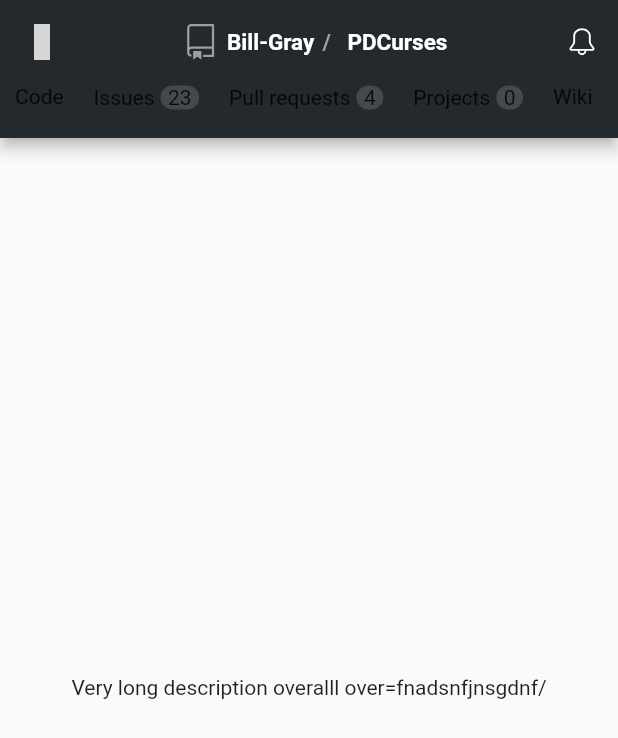
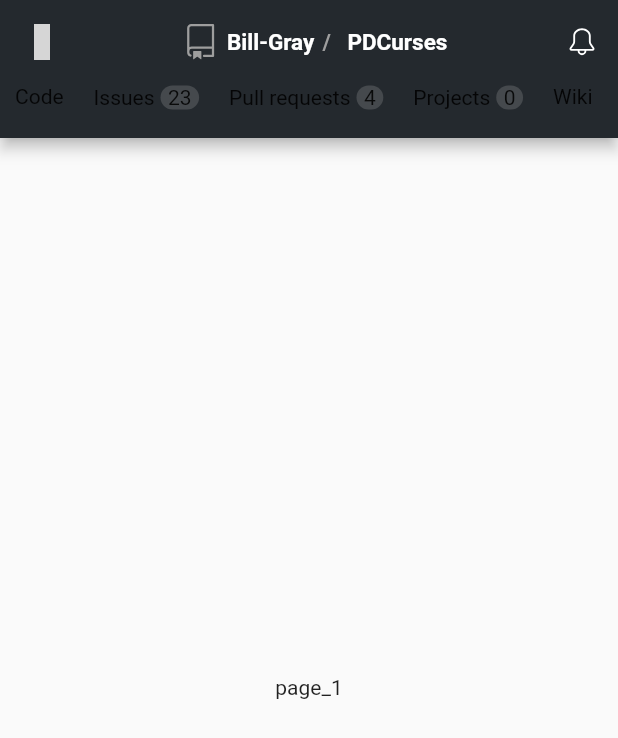
Before and after one commit to CraftCoderr/GitHubViewer, a Flutter app: the screen it shows after launch, after a tap on "Issues", on a phone screen of 412 x 824 dp. Shown: the top 738 px of the screen. Run offline on Flutter 3.47's test engine with Material 2 defaults, Android fonts, the phone set to English and light mode, and no system bars; our stand-ins replace flutter_vector_icons; statements that could not run were skipped; grey boxes are pictures that could not be loaded.

Commit message:
Добавлена постраничная навигация с помощью submenu

```diff
--- a/lib/repo_screen.dart
+++ b/lib/repo_screen.dart
@@ -1,8 +1,8 @@
-import 'package:flutter/cupertino.dart';
 import 'package:flutter/material.dart';
 import 'package:flutter_vector_icons/flutter_vector_icons.dart';
 
 import 'repo/repo_model.dart';
+import 'submenu.dart';
 import 'user/user_model.dart';
 
 class RepoScreen extends StatefulWidget {
@@ -16,6 +16,7 @@ class RepoScreenState extends State<RepoScreen> {
 
   RepoModel repo = RepoModel(1, 'Test', 'Bill-Gray/PDCurses', 'Very long description overalll over=fnadsnfjnsgdnf/', UserModel('User', 1, 'user/User'), 10);
   final GlobalKey<ScaffoldState> _scaffoldKey = GlobalKey<ScaffoldState>();
+  final SubmenuPageController controller = SubmenuPageController(7, 0);
 
   @override
   Widget build(BuildContext context) {
@@ -41,79 +42,30 @@ class RepoScreenState extends State<RepoScreen> {
           preferredSize: Size.fromHeight(36),
           child: Container(
             height: 36,
-            child: Scrollbar(
-              child: ListView(
-                scrollDirection: Axis.horizontal,
-                children: _buildSubmenu(),
-              ),
-            ),
+            child: SubmenuBar(controller: controller, submenus: [
+              StatelessSubmenu('Code'),
+              StatefulSubmenu('Issues', 23),
+              StatefulSubmenu('Pull requests', 4),
+              StatefulSubmenu('Projects', 0),
+              StatelessSubmenu('Wiki'),
+              StatelessSubmenu('Security'),
+              StatelessSubmenu('Pulse'),
+            ],)
           ),
         ),
         brightness: Brightness.dark,
       ),
       drawer: Drawer(),
-      body: _buildBody(),
+      body: SubmenuPageView(controller: controller, children: _buildPages(7),),
     );
   }
 
-  List<String> submenus = <String>[
-    'Code', 'Issues', 'Pull requests', 'Projects', 'Wiki', 'Security', 'Pulse'
-  ];
-
-  Widget _submenuPadding(Widget submenu) {
-    return Container(
-      margin: EdgeInsets.only(left: 10, right: 10, bottom: 18),
-      child: GestureDetector(
-        child: submenu,
-        onTap: () => print('Click ${submenu.hashCode}'),
-      )
-    );
-  }
-
-  Widget _buildStatefulSubmenu(String title, int state) {
-    return _submenuPadding(Row(children: <Widget>[
-      Text(title, style: Theme.of(context).appBarTheme.textTheme.subtitle,),
-      Container(
-        margin: EdgeInsets.only(left: 4),
-        padding: EdgeInsets.only(left: 5, right: 5),
-        decoration: BoxDecoration(
-          borderRadius: BorderRadius.circular(10),
-          color: Color.fromARGB(255, 69, 73, 77),
-        ),
-        child: Text('$state', style: Theme.of(context).appBarTheme.textTheme.subtitle.copyWith(fontWeight: FontWeight.bold),),
-      )
-    ],));
-  }
-
-  Widget _buildStatelessSubmenu(String title) {
-    return _submenuPadding(Text(title,
-      style: Theme.of(context).appBarTheme.textTheme.subtitle,
-    ),);
-  }
-
-  List<Widget> _buildSubmenu() {
-    var submenu = <Widget>[
-      _buildStatelessSubmenu('Code'),
-      _buildStatefulSubmenu('Issues', 23),
-      _buildStatefulSubmenu('Pull requests', 4),
-      _buildStatefulSubmenu('Projects', 0),
-      _buildStatelessSubmenu('Wiki'),
-      _buildStatelessSubmenu('Security'),
-      _buildStatelessSubmenu('Pulse')
-    ];
-    return submenu;
-  }
-
-  Widget _buildBody() {
-    if (repo != null) {
-      return Center(
-        child: Text(repo.description),
-      );
-    } else {
-      return Center(
-        child: CircularProgressIndicator(),
-      );
+  List<Widget> _buildPages(int size) {
+    List<Widget> pages = <Widget>[];
+    for (int i = 0; i < size; i++) {
+      pages.add(Center(child: Text('page_$i')));
     }
+    return pages;
   }
 
   Widget _buildTitle() {
--- /dev/null
+++ b/lib/submenu.dart
@@ -0,0 +1,190 @@
+import 'package:flutter/material.dart';
+
+class SubmenuPageController {
+
+  int _size;
+  int _currentIndex;
+
+  SubmenuPageViewState _pageView;
+
+  SubmenuPageController(this._size, int initialIndex) {
+    _currentIndex = initialIndex;
+  }
+
+  void setCurrentIndex(int index) {
+    assert(index >= 0);
+    assert(index < _size);
+    _currentIndex = index;
+    _pageView._setCurrentIndex(_currentIndex);
+  }
+
+  void setPageView(SubmenuPageViewState pageView) {
+    _pageView = pageView;
+    _pageView._setCurrentIndex(_currentIndex);
+  }
+
+}
+
+class SubmenuPageView extends StatefulWidget {
+  final SubmenuPageController controller;
+  final List<Widget> children;
+
+  const SubmenuPageView({Key key, this.controller, this.children}) : super(key: key);
+
+  @override
+  State<StatefulWidget> createState() => SubmenuPageViewState();
+
+
+}
+
+class SubmenuPageViewState extends State<SubmenuPageView> {
+
+  int _currentIndex = 0;
+
+  @override
+  void initState() {
+    widget.controller.setPageView(this);
+  }
+
+  void _setCurrentIndex(int index) {
+    _currentIndex = index;
+    setState(() {
+
+    });
+  }
+
+  @override
+  Widget build(BuildContext context) {
+    return Container(
+      child: widget.children[_currentIndex],
+    );
+  }
+
+}
+
+abstract class Submenu {
+  Widget buildActive(BuildContext context);
+  Widget buildInactive(BuildContext context);
+}
+
+class StatelessSubmenu extends Submenu {
+
+  final String _title;
+
+  StatelessSubmenu(this._title);
+
+  @override
+  Widget buildActive(BuildContext context) {
+    return Text(_title,
+      style: Theme.of(context).appBarTheme.textTheme.subtitle.copyWith(
+        color: Colors.white, fontWeight: FontWeight.bold
+      ),
+    );
+  }
+
+  @override
+  Widget buildInactive(BuildContext context) {
+    return Text(_title,
+      style: Theme.of(context).appBarTheme.textTheme.subtitle,
+    );
+  }
+
+}
+
+class StatefulSubmenu extends Submenu {
+
+  final String _title;
+  final int _state;
+
+  StatefulSubmenu(this._title, this._state);
+
+  @override
+  Widget buildActive(BuildContext context) {
+    return Row(children: <Widget>[
+      Text(_title, style: Theme.of(context).appBarTheme.textTheme.subtitle.copyWith(
+        color: Colors.white, fontWeight: FontWeight.bold
+      ),),
+      Container(
+        margin: EdgeInsets.only(left: 4),
+        padding: EdgeInsets.only(left: 5, right: 5),
+        decoration: BoxDecoration(
+          borderRadius: BorderRadius.circular(10),
+          color: Color.fromARGB(255, 69, 73, 77),
+        ),
+        child: Text('$_state', style: Theme.of(context).appBarTheme.textTheme.subtitle.copyWith(fontWeight: FontWeight.bold),),
+      )
+    ],);
+  }
+
+  @override
+  Widget buildInactive(BuildContext context) {
+    return Row(children: <Widget>[
+      Text(_title, style: Theme.of(context).appBarTheme.textTheme.subtitle,),
+      Container(
+        margin: EdgeInsets.only(left: 4),
+        padding: EdgeInsets.only(left: 5, right: 5),
+        decoration: BoxDecoration(
+          borderRadius: BorderRadius.circular(10),
+          color: Color.fromARGB(255, 69, 73, 77),
+        ),
+        child: Text('$_state', style: Theme.of(context).appBarTheme.textTheme.subtitle.copyWith(fontWeight: FontWeight.bold),),
+      )
+    ],);
+  }
+
+}
+
+class SubmenuBar extends StatefulWidget {
+
+  final SubmenuPageController controller;
+  final List<Submenu> submenus;
+
+  const SubmenuBar({Key key, this.submenus, this.controller}) : super(key: key);
+
+  @override
+  State<StatefulWidget> createState() => SubmenuBarState();
+}
+
+class SubmenuBarState extends State<SubmenuBar> {
+  int _currentIndex = 0;
+
+  void _setCurrentIndex(int index) {
+    _currentIndex = index;
+    widget.controller.setCurrentIndex(index);
+    setState(() {
+
+    });
+  }
+
+  Widget _submenuPadding(Widget submenu, int index) {
+    return Container(
+      margin: EdgeInsets.only(left: 10, right: 10, bottom: 18),
+      child: GestureDetector(
+        child: submenu,
+        onTap: () => _setCurrentIndex(index),
+      )
+    );
+  }
+
+  List<Widget> _buildSubmenu() {
+    List<Widget> children = <Widget>[];
+    for (int i = 0; i < widget.submenus.length; i++) {
+      if (_currentIndex == i) {
+        children.add(_submenuPadding(widget.submenus[i].buildActive(context), i));
+      } else {
+        children.add(_submenuPadding(widget.submenus[i].buildInactive(context), i));
+      }
+    }
+    return children;
+  }
+
+  @override
+  Widget build(BuildContext context) {
+    return Scrollbar(
+      child: ListView(
+        scrollDirection: Axis.horizontal,
+        children: _buildSubmenu(),
+      ),
+    );
+  }
+}
```
